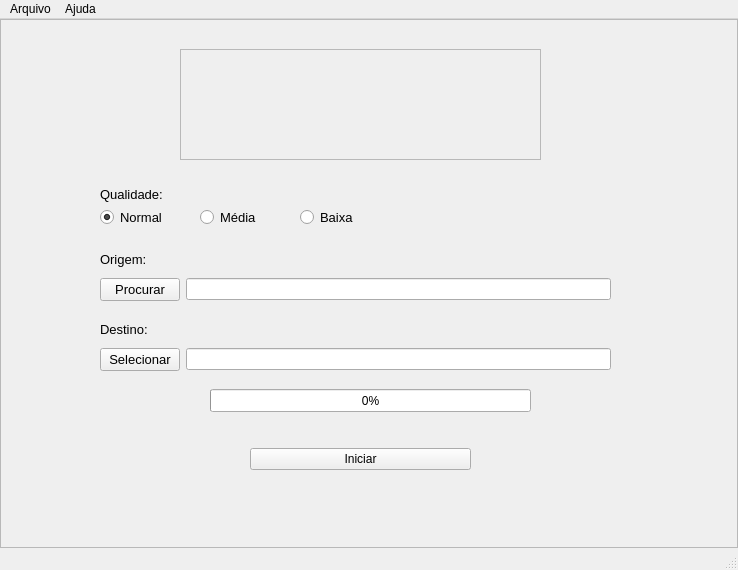
First picture: the form in qt_designer/interface_app/pje-converter.ui, repository hadtrindade/conversor-e-divisor, before the edit.
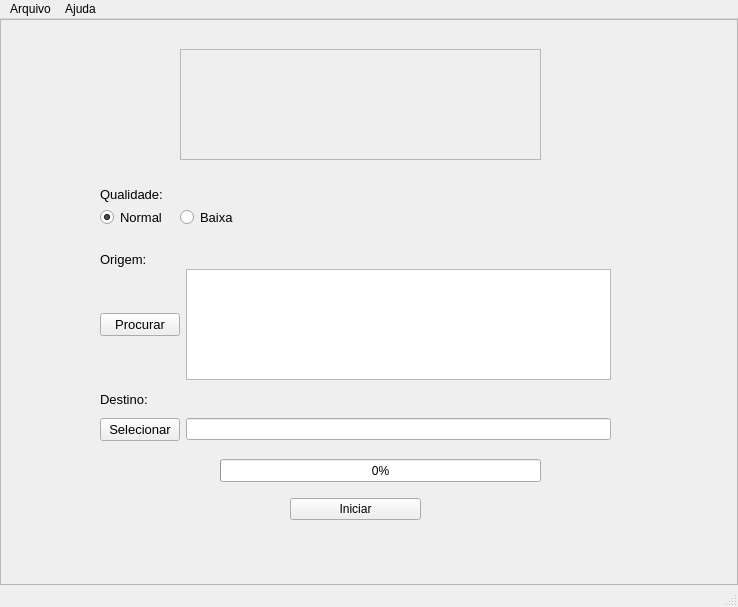
Second picture: the form after the edit. Icons and pictures are not drawn.

Diff of the .ui file:
```diff
--- a/qt_designer/interface_app/pje-converter.ui
+++ b/qt_designer/interface_app/pje-converter.ui
@@ -7,7 +7,7 @@
     <x>0</x>
     <y>0</y>
     <width>738</width>
-    <height>570</height>
+    <height>607</height>
    </rect>
   </property>
   <property name="windowTitle">
@@ -52,7 +52,7 @@
          <x>100</x>
          <y>250</y>
          <width>511</width>
-         <height>41</height>
+         <height>111</height>
         </rect>
        </property>
        <layout class="QHBoxLayout" name="horizontal_layout_search_file">
@@ -71,17 +71,17 @@
          </widget>
         </item>
         <item>
-         <widget class="QLineEdit" name="input_file"/>
+         <widget class="QPlainTextEdit" name="input_file"/>
         </item>
        </layout>
       </widget>
       <widget class="QWidget" name="horizontalLayoutWidget_2">
        <property name="geometry">
         <rect>
-         <x>250</x>
-         <y>400</y>
-         <width>221</width>
-         <height>80</height>
+         <x>290</x>
+         <y>470</y>
+         <width>131</width>
+         <height>41</height>
         </rect>
        </property>
        <layout class="QHBoxLayout" name="horizontal_layout_start">
@@ -116,8 +116,8 @@
       <widget class="QProgressBar" name="progressBar">
        <property name="geometry">
         <rect>
-         <x>210</x>
-         <y>370</y>
+         <x>220</x>
+         <y>440</y>
          <width>321</width>
          <height>23</height>
         </rect>
@@ -130,7 +130,7 @@
        <property name="geometry">
         <rect>
          <x>100</x>
-         <y>320</y>
+         <y>390</y>
          <width>511</width>
          <height>41</height>
         </rect>
@@ -157,7 +157,7 @@
        <property name="geometry">
         <rect>
          <x>100</x>
-         <y>300</y>
+         <y>370</y>
          <width>91</width>
          <height>21</height>
         </rect>
@@ -219,28 +219,10 @@
         <bool>true</bool>
        </property>
       </widget>
-      <widget class="QRadioButton" name="radio_button_avarege">
-       <property name="geometry">
-        <rect>
-         <x>200</x>
-         <y>190</y>
-         <width>82</width>
-         <height>17</height>
-        </rect>
-       </property>
-       <property name="font">
-        <font>
-         <pointsize>10</pointsize>
-        </font>
-       </property>
-       <property name="text">
-        <string>Média</string>
-       </property>
-      </widget>
       <widget class="QRadioButton" name="radio_button_low">
        <property name="geometry">
         <rect>
-         <x>300</x>
+         <x>180</x>
          <y>190</y>
          <width>82</width>
          <height>17</height>
```
Left out of the diff: 23 changed lines with no effect on the pictures.
